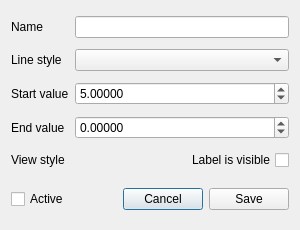
First picture: the form in interface/axisdialog.ui, repository Kuszki/AVR-Monitor, before the edit.
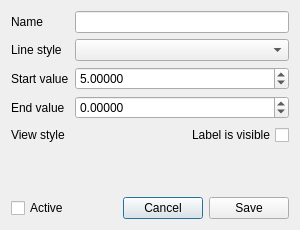
Second picture: the form after the edit. Icons and pictures are not drawn.

What changed in the file:
```diff
--- a/interface/axisdialog.ui
+++ b/interface/axisdialog.ui
@@ -137,6 +137,12 @@
      <property name="orientation">
       <enum>Qt::Vertical</enum>
      </property>
+     <property name="sizeHint" stdset="0">
+      <size>
+       <width>0</width>
+       <height>0</height>
+      </size>
+     </property>
     </spacer>
    </item>
   </layout>
```
Left out of the diff: 3 changed lines with no effect on the pictures.
